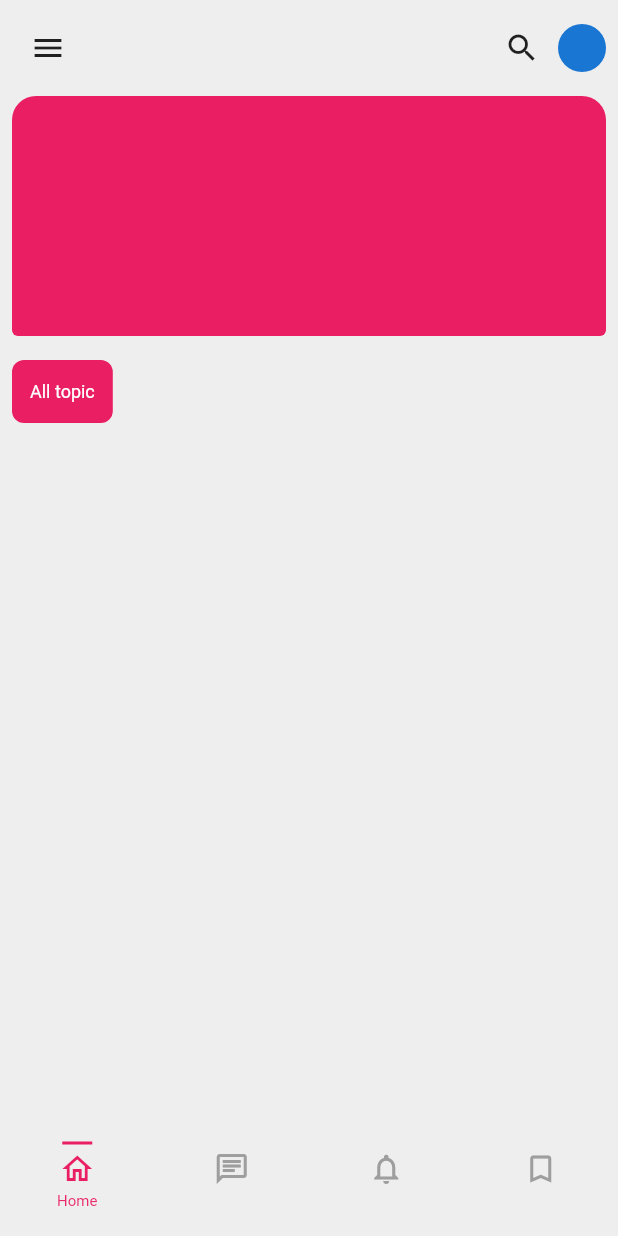
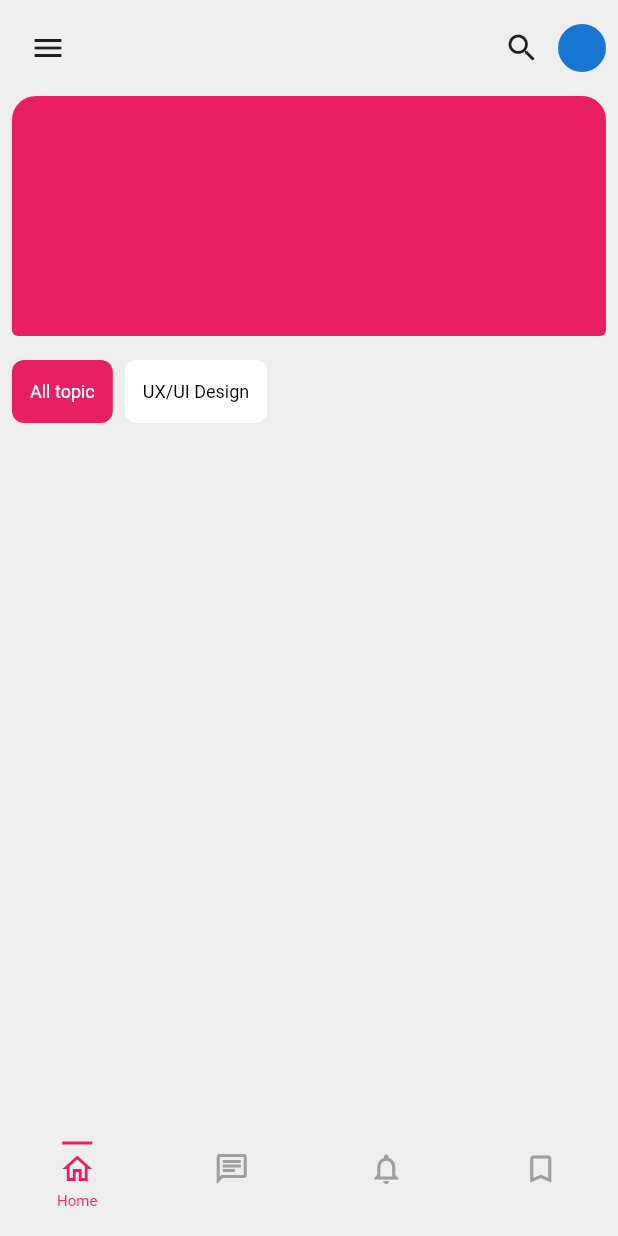
Before and after one commit to JAICHANGPARK/flutter_notebook_15th_story, a Flutter app: the screen it shows after launch, on a phone screen of 412 x 824 dp. Run offline on Flutter 3.47's test engine with Material 2 defaults, Android fonts, the light colour scheme and no system bars; our stand-ins replace badges, fl_chart, freezed_annotation, percent_indicator.

Commit message:
Update educational_home_page.dart

```diff
--- a/lib/ep938_educational_app/src/ui/educational_home_page.dart
+++ b/lib/ep938_educational_app/src/ui/educational_home_page.dart
@@ -85,7 +85,9 @@ class _EducationalHomePageState extends State<EducationalHomePage> with TickerPr
                                           child: ListView(
                                             scrollDirection: Axis.horizontal,
                                             children: [
-                                              Container(
+                                              Padding(
+                                                padding: const EdgeInsets.only(right: 8),
+                                                child: Container(
                                                   padding: EdgeInsets.symmetric(horizontal: 12),
                                                   decoration: BoxDecoration(color: Colors.pink, borderRadius: BorderRadius.circular(8)),
                                                   child: Center(
@@ -94,7 +96,24 @@ class _EducationalHomePageState extends State<EducationalHomePage> with TickerPr
                                                       style: TextStyle(color: Colors.white, fontSize: 12),
                                                     ),
                                                   ),
-                                              )
+                                                ),
+                                              ),
+                                              Padding(
+                                                padding: const EdgeInsets.only(right: 8),
+                                                child: Container(
+                                                  padding: EdgeInsets.symmetric(horizontal: 12),
+                                                  decoration: BoxDecoration(
+                                                    color: Colors.white,
+                                                    borderRadius: BorderRadius.circular(8),
+                                                  ),
+                                                  child: Center(
+                                                    child: Text(
+                                                      "UX/UI Design",
+                                                      style: TextStyle(color: Colors.black, fontSize: 12),
+                                                    ),
+                                                  ),
+                                                ),
+                                              ),
                                             ],
                                           ),
                                         ),
```
Lines whose indentation alone changed are shown as unchanged.
